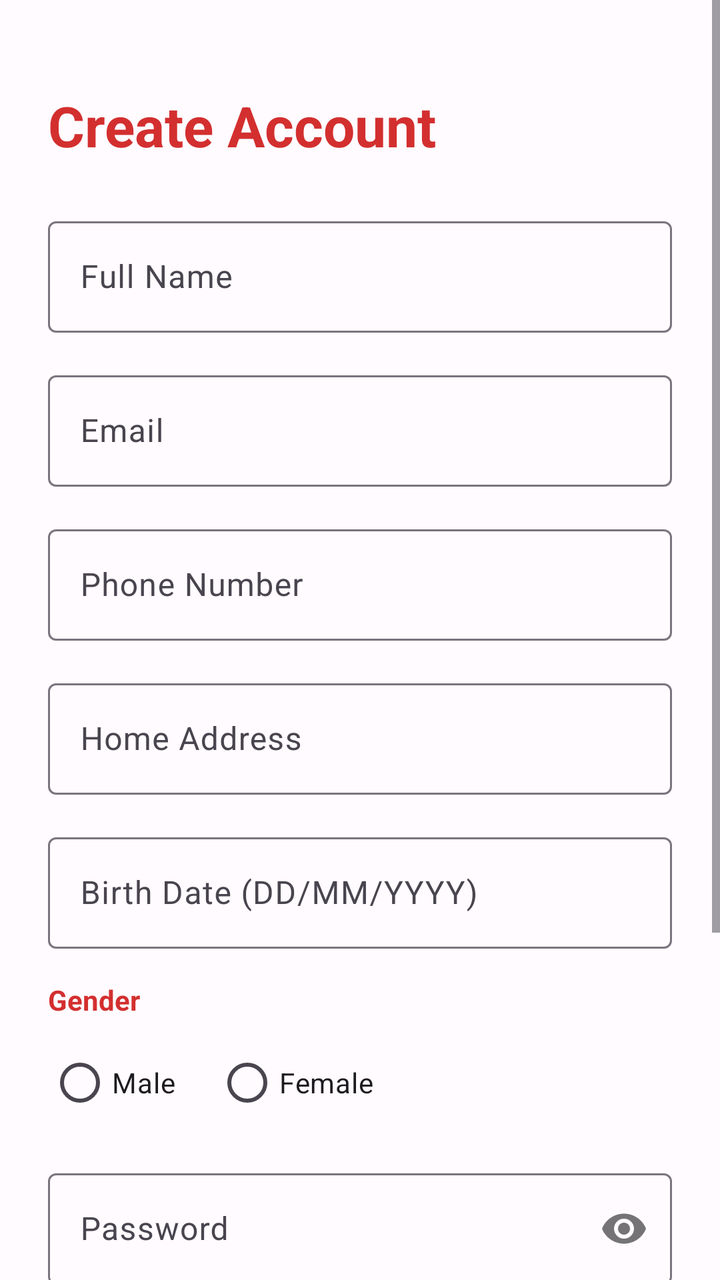
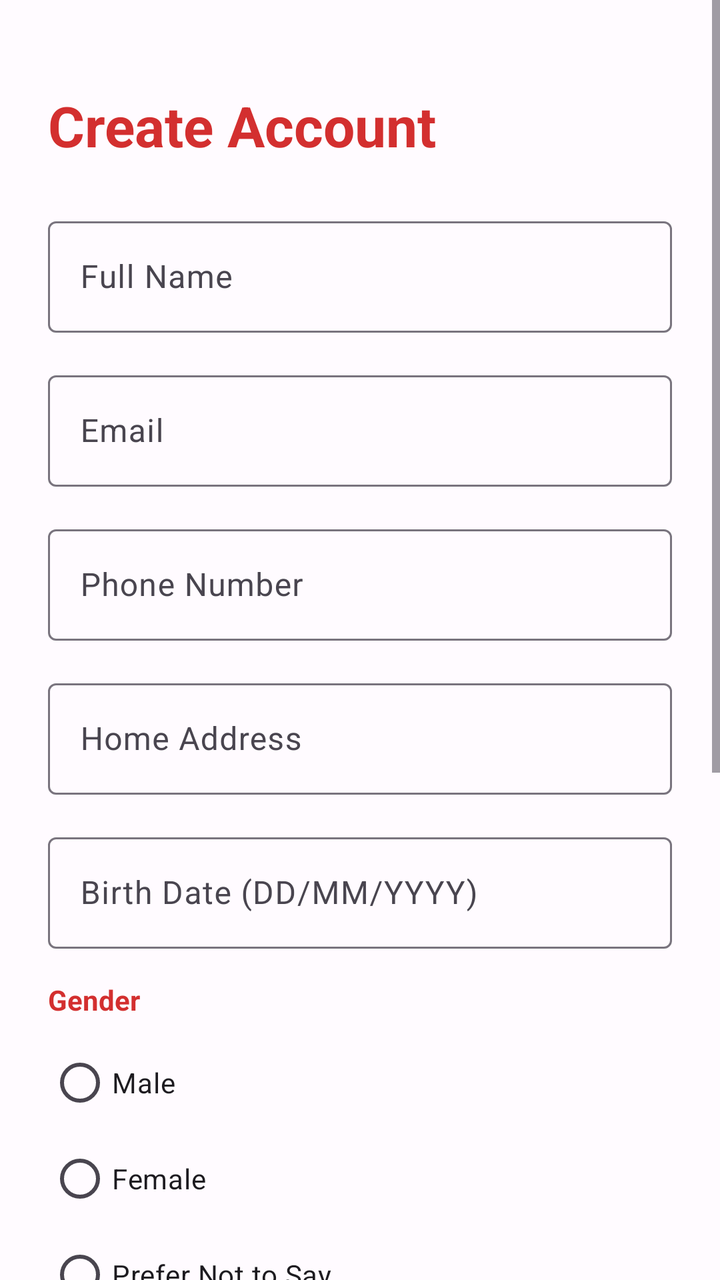

The first picture is an Android layout as it rendered before a commit; the second is the same layout after the commit. The layout source and the unified diff follow.
<!-- AndroidManifest.xml: application theme Theme.JERAPP -->
<!-- res/layout/activity_register.xml -->
<ScrollView xmlns:android="http://schemas.android.com/apk/res/android"
    xmlns:app="http://schemas.android.com/apk/res-auto"
    android:layout_width="match_parent"
    android:layout_height="match_parent"
    android:fillViewport="true"
    android:fitsSystemWindows="true"
    android:background="@color/background">

    <LinearLayout
        android:layout_width="match_parent"
        android:layout_height="wrap_content"
        android:orientation="vertical"
        android:padding="24dp">

        <TextView
            android:layout_width="wrap_content"
            android:layout_height="wrap_content"
            android:text="Create Account"
            android:textSize="28sp"
            android:textStyle="bold"
            android:textColor="@color/primary"
            android:layout_marginTop="20dp" />

        
        <com.google.android.material.textfield.TextInputLayout
            style="@style/Widget.Material3.TextInputLayout.OutlinedBox"
            android:layout_width="match_parent"
            android:layout_height="wrap_content"
            android:layout_marginTop="24dp"
            android:hint="Full Name">
            <com.google.android.material.textfield.TextInputEditText
                android:id="@+id/nameRegister"
                android:layout_width="match_parent"
                android:layout_height="wrap_content"
                android:inputType="textPersonName" />
        </com.google.android.material.textfield.TextInputLayout>

        
        <com.google.android.material.textfield.TextInputLayout
            style="@style/Widget.Material3.TextInputLayout.OutlinedBox"
            android:layout_width="match_parent"
            android:layout_height="wrap_content"
            android:layout_marginTop="16dp"
            android:hint="Email">
            <com.google.android.material.textfield.TextInputEditText
                android:id="@+id/emailRegister"
                android:layout_width="match_parent"
                android:layout_height="wrap_content"
                android:inputType="textEmailAddress" />
        </com.google.android.material.textfield.TextInputLayout>

        
        <com.google.android.material.textfield.TextInputLayout
            style="@style/Widget.Material3.TextInputLayout.OutlinedBox"
            android:layout_width="match_parent"
            android:layout_height="wrap_content"
            android:layout_marginTop="16dp"
            android:hint="Phone Number">
            <com.google.android.material.textfield.TextInputEditText
                android:id="@+id/regPhone"
                android:layout_width="match_parent"
                android:layout_height="wrap_content"
                android:inputType="phone" />
        </com.google.android.material.textfield.TextInputLayout>

        
        <com.google.android.material.textfield.TextInputLayout
            style="@style/Widget.Material3.TextInputLayout.OutlinedBox"
            android:layout_width="match_parent"
            android:layout_height="wrap_content"
            android:layout_marginTop="16dp"
            android:hint="Home Address">
            <com.google.android.material.textfield.TextInputEditText
                android:id="@+id/regAddress"
                android:layout_width="match_parent"
                android:layout_height="wrap_content"
                android:inputType="textPostalAddress" />
        </com.google.android.material.textfield.TextInputLayout>

        
        <com.google.android.material.textfield.TextInputLayout
            style="@style/Widget.Material3.TextInputLayout.OutlinedBox"
            android:layout_width="match_parent"
            android:layout_height="wrap_content"
            android:layout_marginTop="16dp"
            android:hint="Birth Date (DD/MM/YYYY)">
            <com.google.android.material.textfield.TextInputEditText
                android:id="@+id/regBirthDate"
                android:layout_width="match_parent"
                android:layout_height="wrap_content"
                android:focusable="false"
                android:clickable="true" />
        </com.google.android.material.textfield.TextInputLayout>

        
        <TextView
            android:layout_width="match_parent"
            android:layout_height="wrap_content"
            android:text="Gender"
            android:layout_marginTop="16dp"
            android:textColor="@color/primary"
            android:textStyle="bold" />

        <RadioGroup
            android:id="@+id/genderGroup"
            android:layout_width="match_parent"
            android:layout_height="wrap_content"
            android:orientation="horizontal"
            android:layout_marginTop="8dp">
            <RadioButton android:id="@+id/male" android:layout_width="wrap_content" android:layout_height="wrap_content" android:text="Male" />
            <RadioButton android:id="@+id/female" android:layout_width="wrap_content" android:layout_height="wrap_content" android:text="Female" android:layout_marginStart="20dp" />
        </RadioGroup>

        
        <com.google.android.material.textfield.TextInputLayout
            style="@style/Widget.Material3.TextInputLayout.OutlinedBox"
            android:layout_width="match_parent"
            android:layout_height="wrap_content"
            android:layout_marginTop="16dp"
            app:passwordToggleEnabled="true"
            android:hint="Password">
            <com.google.android.material.textfield.TextInputEditText
                android:id="@+id/passwordRegister"
                android:layout_width="match_parent"
                android:layout_height="wrap_content"
                android:inputType="textPassword" />
        </com.google.android.material.textfield.TextInputLayout>

        
        <com.google.android.material.textfield.TextInputLayout
            style="@style/Widget.Material3.TextInputLayout.OutlinedBox"
            android:layout_width="match_parent"
            android:layout_height="wrap_content"
            android:layout_marginTop="16dp"
            app:passwordToggleEnabled="true"
            android:hint="Confirm Password">
            <com.google.android.material.textfield.TextInputEditText
                android:id="@+id/regConfirmPassword"
                android:layout_width="match_parent"
                android:layout_height="wrap_content"
                android:inputType="textPassword" />
        </com.google.android.material.textfield.TextInputLayout>

        <com.google.android.material.button.MaterialButton
            android:id="@+id/btnRegisterSubmit"
            android:layout_width="match_parent"
            android:layout_height="60dp"
            android:text="Register"
            android:layout_marginTop="24dp"/>

        <LinearLayout
            android:layout_width="wrap_content"
            android:layout_height="wrap_content"
            android:layout_gravity="center"
            android:layout_marginTop="16dp"
            android:orientation="horizontal">

            <TextView
                android:layout_width="wrap_content"
                android:layout_height="wrap_content"
                android:text="Already have an account? Login"
                android:id="@+id/tvLoginLink"
                android:textColor="@color/primary"
                android:padding="8dp" />
        </LinearLayout>

    </LinearLayout>
</ScrollView>
<!-- resources referenced by this layout -->
<resources>
  <color name="background">#FFFBFF</color>
  <color name="primary">#D32F2F</color>
  <style name="Theme.JERAPP" parent="Theme.Material3.DayNight.NoActionBar">
          
          <item name="colorPrimary">@color/primary</item>
          <item name="android:statusBarColor">@color/primary</item>
  
          
          <item name="android:windowLightStatusBar">false</item>
  
          
          <item name="android:navigationBarColor">@color/background</item>
          <item name="android:windowLightNavigationBar">true</item>
      </style>
</resources>

<!-- the commit's change to res/layout/activity_register.xml (unified diff, before → after) -->
@@ -15,7 +15,7 @@
         <TextView
             android:layout_width="wrap_content"
             android:layout_height="wrap_content"
-            android:text="Create Account"
+            android:text="@string/create_account"
             android:textSize="28sp"
             android:textStyle="bold"
             android:textColor="@color/primary"
@@ -27,7 +27,7 @@
             android:layout_width="match_parent"
             android:layout_height="wrap_content"
             android:layout_marginTop="24dp"
-            android:hint="Full Name">
+            android:hint="@string/full_name">
             <com.google.android.material.textfield.TextInputEditText
                 android:id="@+id/nameRegister"
                 android:layout_width="match_parent"
@@ -41,7 +41,7 @@
             android:layout_width="match_parent"
             android:layout_height="wrap_content"
             android:layout_marginTop="16dp"
-            android:hint="Email">
+            android:hint="@string/email">
             <com.google.android.material.textfield.TextInputEditText
                 android:id="@+id/emailRegister"
                 android:layout_width="match_parent"
@@ -55,7 +55,7 @@
             android:layout_width="match_parent"
             android:layout_height="wrap_content"
             android:layout_marginTop="16dp"
-            android:hint="Phone Number">
+            android:hint="@string/phone_number">
             <com.google.android.material.textfield.TextInputEditText
                 android:id="@+id/regPhone"
                 android:layout_width="match_parent"
@@ -69,7 +69,7 @@
             android:layout_width="match_parent"
             android:layout_height="wrap_content"
             android:layout_marginTop="16dp"
-            android:hint="Home Address">
+            android:hint="@string/home_address">
             <com.google.android.material.textfield.TextInputEditText
                 android:id="@+id/regAddress"
                 android:layout_width="match_parent"
@@ -83,7 +83,7 @@
             android:layout_width="match_parent"
             android:layout_height="wrap_content"
             android:layout_marginTop="16dp"
-            android:hint="Birth Date (DD/MM/YYYY)">
+            android:hint="@string/birth_date_hint">
             <com.google.android.material.textfield.TextInputEditText
                 android:id="@+id/regBirthDate"
                 android:layout_width="match_parent"
@@ -96,7 +96,7 @@
         <TextView
             android:layout_width="match_parent"
             android:layout_height="wrap_content"
-            android:text="Gender"
+            android:text="@string/gender"
             android:layout_marginTop="16dp"
             android:textColor="@color/primary"
             android:textStyle="bold" />
@@ -105,10 +105,11 @@
             android:id="@+id/genderGroup"
             android:layout_width="match_parent"
             android:layout_height="wrap_content"
-            android:orientation="horizontal"
+            android:orientation="vertical"
             android:layout_marginTop="8dp">
-            <RadioButton android:id="@+id/male" android:layout_width="wrap_content" android:layout_height="wrap_content" android:text="Male" />
-            <RadioButton android:id="@+id/female" android:layout_width="wrap_content" android:layout_height="wrap_content" android:text="Female" android:layout_marginStart="20dp" />
+            <RadioButton android:id="@+id/male" android:layout_width="wrap_content" android:layout_height="wrap_content" android:text="@string/male" />
+            <RadioButton android:id="@+id/female" android:layout_width="wrap_content" android:layout_height="wrap_content" android:text="@string/female" />
+            <RadioButton android:id="@+id/preferNotToSay" android:layout_width="wrap_content" android:layout_height="wrap_content" android:text="@string/prefer_not_to_say" />
         </RadioGroup>
 
         
@@ -118,7 +119,7 @@
             android:layout_height="wrap_content"
             android:layout_marginTop="16dp"
             app:passwordToggleEnabled="true"
-            android:hint="Password">
+            android:hint="@string/password">
             <com.google.android.material.textfield.TextInputEditText
                 android:id="@+id/passwordRegister"
                 android:layout_width="match_parent"
@@ -127,13 +128,29 @@
         </com.google.android.material.textfield.TextInputLayout>
 
         
+        <LinearLayout
+            android:id="@+id/passwordHintsLayout"
+            android:layout_width="match_parent"
+            android:layout_height="wrap_content"
+            android:orientation="vertical"
+            android:layout_marginTop="4dp"
+            android:layout_marginStart="8dp">
+
+            <TextView android:id="@+id/hintLength" android:layout_width="wrap_content" android:layout_height="wrap_content" android:text="@string/hint_length" android:textSize="12sp" android:textColor="#757575"/>
+            <TextView android:id="@+id/hintUpper" android:layout_width="wrap_content" android:layout_height="wrap_content" android:text="@string/hint_upper" android:textSize="12sp" android:textColor="#757575"/>
+            <TextView android:id="@+id/hintLower" android:layout_width="wrap_content" android:layout_height="wrap_content" android:text="@string/hint_lower" android:textSize="12sp" android:textColor="#757575"/>
+            <TextView android:id="@+id/hintNumber" android:layout_width="wrap_content" android:layout_height="wrap_content" android:text="@string/hint_number" android:textSize="12sp" android:textColor="#757575"/>
+            <TextView android:id="@+id/hintSymbol" android:layout_width="wrap_content" android:layout_height="wrap_content" android:text="@string/hint_symbol" android:textSize="12sp" android:textColor="#757575"/>
+        </LinearLayout>
+
+        
         <com.google.android.material.textfield.TextInputLayout
             style="@style/Widget.Material3.TextInputLayout.OutlinedBox"
             android:layout_width="match_parent"
             android:layout_height="wrap_content"
             android:layout_marginTop="16dp"
             app:passwordToggleEnabled="true"
-            android:hint="Confirm Password">
+            android:hint="@string/confirm_password">
             <com.google.android.material.textfield.TextInputEditText
                 android:id="@+id/regConfirmPassword"
                 android:layout_width="match_parent"
@@ -145,7 +162,7 @@
             android:id="@+id/btnRegisterSubmit"
             android:layout_width="match_parent"
             android:layout_height="60dp"
-            android:text="Register"
+            android:text="@string/register"
             android:layout_marginTop="24dp"/>
 
         <LinearLayout
@@ -158,7 +175,7 @@
             <TextView
                 android:layout_width="wrap_content"
                 android:layout_height="wrap_content"
-                android:text="Already have an account? Login"
+                android:text="@string/already_have_account_login"
                 android:id="@+id/tvLoginLink"
                 android:textColor="@color/primary"
                 android:padding="8dp" />
<!-- resource entries referenced after the edit -->
@@ -2,6 +2,25 @@
 <resources>
   <color name="background">#FFFBFF</color>
   <color name="primary">#D32F2F</color>
+  <string name="already_have_account_login">Already have an account? Login</string>
+  <string name="birth_date_hint">Birth Date (DD/MM/YYYY)</string>
+  <string name="confirm_password">Confirm Password</string>
+  <string name="create_account">Create Account</string>
+  <string name="email">Email</string>
+  <string name="female">Female</string>
+  <string name="full_name">Full Name</string>
+  <string name="gender">Gender</string>
+  <string name="hint_length">• Minimum 8 characters</string>
+  <string name="hint_lower">• At least 1 lowercase letter</string>
+  <string name="hint_number">• At least 1 number</string>
+  <string name="hint_symbol">• At least 1 symbol (@$!%*?&amp;...)</string>
+  <string name="hint_upper">• At least 1 uppercase letter</string>
+  <string name="home_address">Home Address</string>
+  <string name="male">Male</string>
+  <string name="password">Password</string>
+  <string name="phone_number">Phone Number</string>
+  <string name="prefer_not_to_say">Prefer Not to Say</string>
+  <string name="register">Register</string>
   <style name="Theme.JERAPP" parent="Theme.Material3.DayNight.NoActionBar">
           
           <item name="colorPrimary">@color/primary</item>
